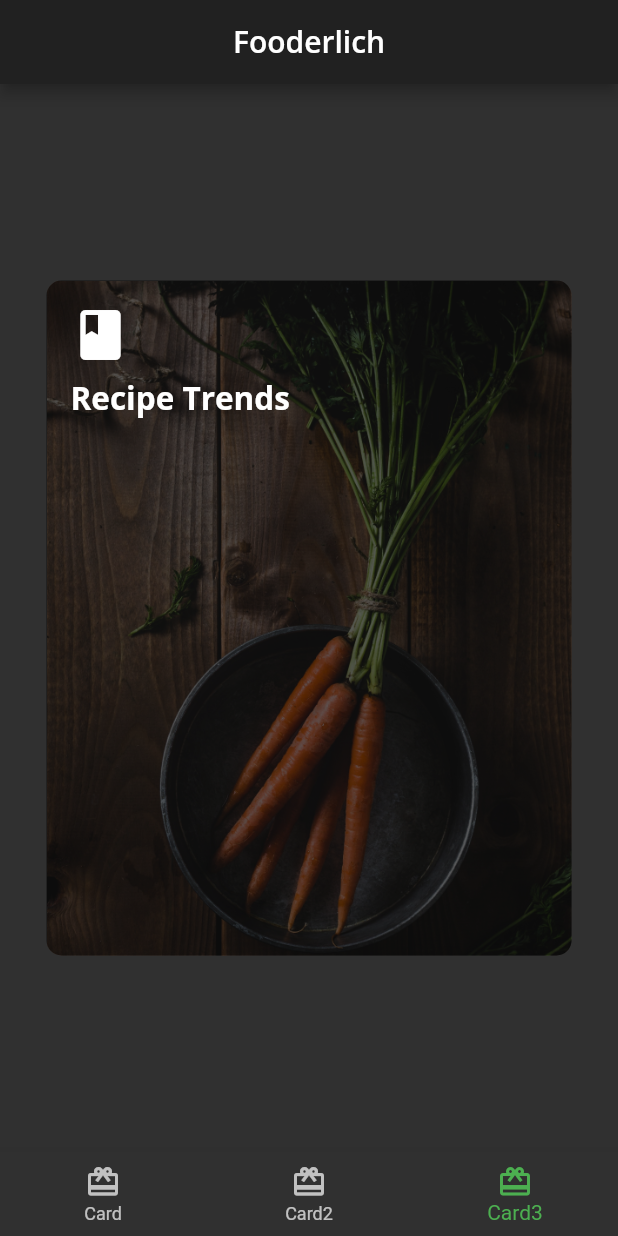
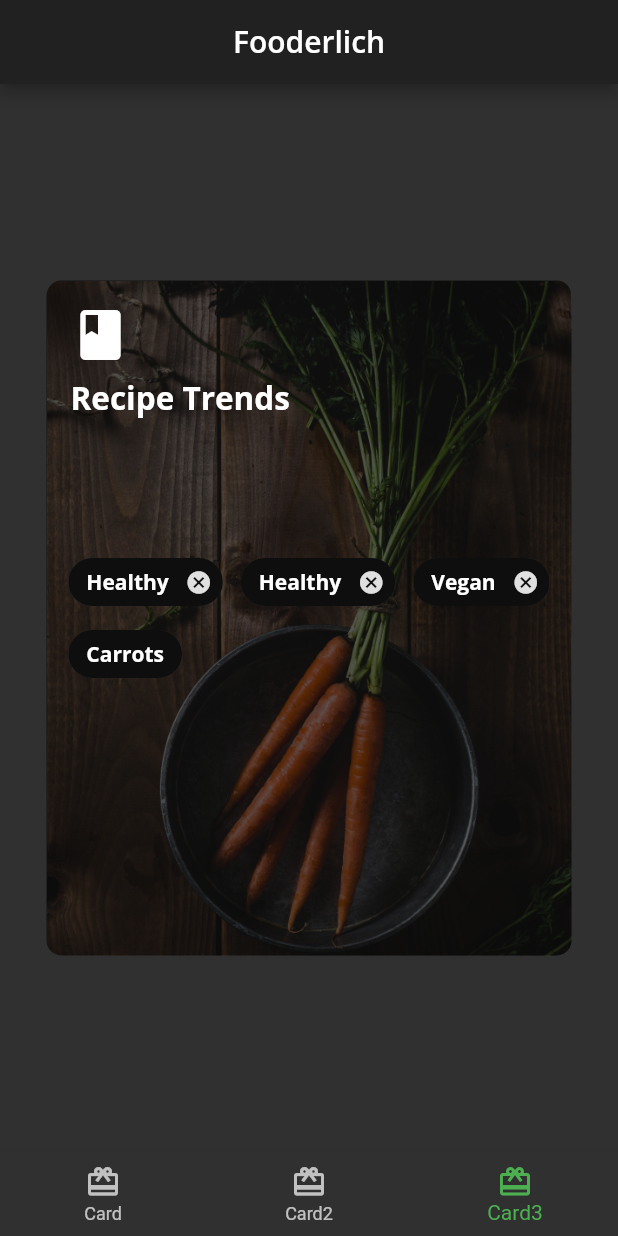
Before and after one commit to kevin2-cyber/Fooderlich, a Flutter app: the screen it shows after launch, item 3 of the bottom bar chosen, on a phone screen of 412 x 824 dp. Run offline on Flutter 3.47's test engine with Material 2 defaults, Android fonts, the phone set to English and light mode, and no system bars; our stand-ins replace google_fonts.

Commit message:
added center widget with chip  widget children

```diff
--- a/lib/view/screens/cards/card3.dart
+++ b/lib/view/screens/cards/card3.dart
@@ -52,6 +52,50 @@ class Card3 extends StatelessWidget {
               ),
             ),
             //TODO: add center widget with chip widget children
+            Center(
+              child: Wrap(
+                alignment: WrapAlignment.start,
+                spacing: 12,
+                children: [
+                  Chip(
+                    label: Text(
+                      'Healthy',
+                      style: FooderlichTheme.darkTextTheme.bodyText1,
+                    ),
+                    backgroundColor: Colors.black.withOpacity(0.7),
+                    onDeleted: (){
+                      print('Delete');
+                    },
+                  ),
+                  Chip(
+                    label: Text(
+                      'Healthy',
+                      style: FooderlichTheme.darkTextTheme.bodyText1,
+                    ),
+                    backgroundColor: Colors.black.withOpacity(0.7),
+                    onDeleted: (){
+                      print('Delete');
+                    },
+                  ),
+                  Chip(
+                    label: Text(
+                      'Vegan',
+                      style: FooderlichTheme.darkTextTheme.bodyText1,
+                    ),
+                    backgroundColor: Colors.black.withOpacity(0.7),
+                    onDeleted: (){
+                      print('Delete');
+                    },
+                  ),Chip(
+                    label: Text(
+                      'Carrots',
+                      style: FooderlichTheme.darkTextTheme.bodyText1,
+                    ),
+                    backgroundColor: Colors.black.withOpacity(0.7),
+                  ),
+                ],
+              ),
+            ),
           ],
         ),
       ),
```
